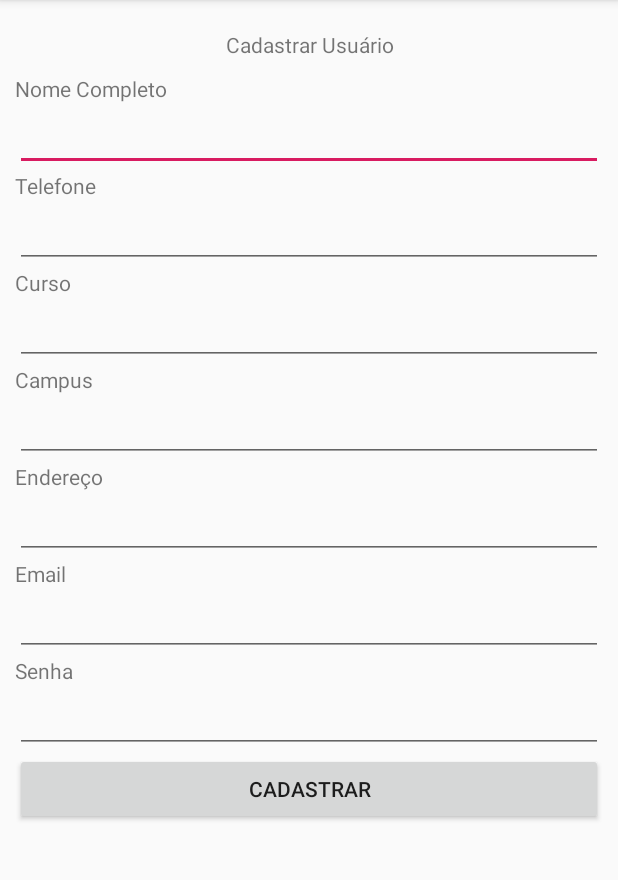
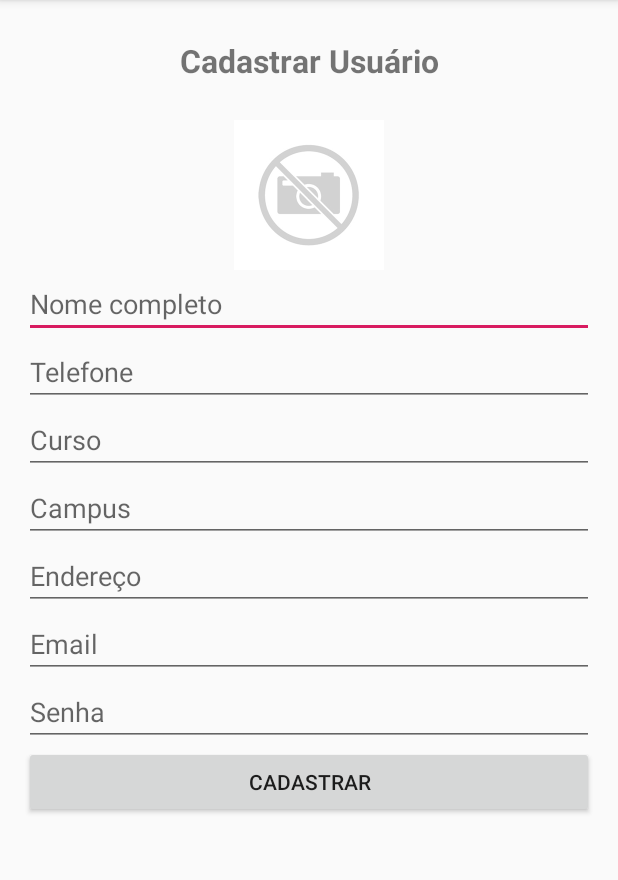
Before and after one commit to gabrielvbrandao/TeLevo, an Android app: the CadastrarNovoUsuarioActivity screen opened directly, with no data from a screen before it, on a phone screen of 412 x 824 dp, the part 84-964 px from its top. Run offline under Robolectric (Android 15) with nearby library versions, the phone set to English and light mode, and no system bars.

Commit message:
Implementado a transição de tela main + cadastro de novo usuario

```diff
--- a/app/src/main/AndroidManifest.xml
+++ b/app/src/main/AndroidManifest.xml
@@ -11,7 +11,9 @@
         android:supportsRtl="true"
         android:theme="@style/AppTheme"
         tools:ignore="GoogleAppIndexingWarning">
+
         <activity android:name=".CadastroUsuarioActivity"></activity>
+
         <activity android:name=".MainActivity">
             <intent-filter>
                 <action android:name="android.intent.action.MAIN" />
@@ -19,13 +21,25 @@
                 <category android:name="android.intent.category.LAUNCHER" />
             </intent-filter>
         </activity>
+
+        <activity android:name=".CadastrarNovoUsuarioActivity">
+            <meta-data
+                android:name="android.support.PARENT_ACTIVITY"
+                android:value=".MainActivity" />
+        </activity>
+
         <activity android:name=".CadastrardiasActivity" />
+
         <activity android:name=".UsuarioActivity" />
+
         <activity android:name=".CadastrardiasMotoristaActivity" />
+
         <activity android:name=".EncontrarMotoristaActivity" />
+
         <activity android:name=".MotoristaActivity" />
+
         <activity android:name=".CadastrarLocalActivity" />
-        <activity android:name=".CadastrarNovoUsuarioActivity" />
+
     </application>
 
 </manifest>
--- a/app/src/main/java/com/example/uberfacs/CadastrarNovoUsuarioActivity.kt
+++ b/app/src/main/java/com/example/uberfacs/CadastrarNovoUsuarioActivity.kt
@@ -2,11 +2,17 @@ package com.example.uberfacs
 
 import android.os.Bundle
 import androidx.appcompat.app.AppCompatActivity
+import kotlinx.android.synthetic.main.activity_cadastrar_novo_usuario.*
 
 class CadastrarNovoUsuarioActivity : AppCompatActivity(){
 
     override fun onCreate(savedInstanceState: Bundle?) {
         super.onCreate(savedInstanceState)
         setContentView(R.layout.activity_cadastrar_novo_usuario)
+
+        btn_cadastrar_carona.setOnClickListener{
+            //Pegando o valor digitado pelo usuario
+            val nome = txt_nome_carona
+        }
     }
 }
--- a/app/src/main/java/com/example/uberfacs/MainActivity.kt
+++ b/app/src/main/java/com/example/uberfacs/MainActivity.kt
@@ -5,6 +5,7 @@ import android.content.Intent
 import androidx.appcompat.app.AppCompatActivity
 import android.os.Bundle
 import android.widget.Button
+import kotlinx.android.synthetic.main.activity_main.*
 
 class MainActivity : AppCompatActivity() {
 
@@ -12,13 +13,8 @@ class MainActivity : AppCompatActivity() {
         super.onCreate(savedInstanceState)
         setContentView(R.layout.activity_main)
 
-        val contextoAtual: Context = this
-
-        val btnLoginNovoUsuario = findViewById<Button>(R.id.btn_novo_usuario)
-
-        btnLoginNovoUsuario.setOnClickListener {
-            val intent = Intent(contextoAtual
-                ,CadastrardiasMotoristaActivity::class.java)
+        btn_novo_usuario.setOnClickListener {
+            val intent = Intent(this, CadastrarNovoUsuarioActivity::class.java)
             startActivity(intent)
         }
     }
--- a/app/src/main/res/layout/activity_cadastrar_novo_usuario.xml
+++ b/app/src/main/res/layout/activity_cadastrar_novo_usuario.xml
@@ -3,99 +3,73 @@
     android:orientation="vertical"
     android:layout_width="match_parent"
     android:layout_height="match_parent"
-    android:padding="10dp">
+    android:padding="16dp">
 
     <TextView
         android:id="@+id/usuario"
         android:layout_width="match_parent"
         android:layout_height="wrap_content"
+        android:textStyle="bold"
+        android:textSize="21sp"
+        android:layout_marginBottom="15dp"
         android:text="Cadastrar Usuário"
         android:padding="10dp"
         android:gravity="center"/>
+    <ImageView
+        android:layout_width="100dp"
+        android:layout_height="100dp"
+        android:src="@drawable/no"
+        android:id="@+id/img_carona"
+        android:layout_gravity="center_horizontal" />
 
-    <TextView
-        android:id="@+id/nome"
+    <EditText
+        android:id="@+id/txt_nome_carona"
         android:layout_width="match_parent"
         android:layout_height="wrap_content"
-        android:text="Nome Completo" />
+        android:hint="Nome completo"/>
 
     <EditText
-        android:id="@+id/nomealuno"
-        android:layout_width="match_parent"
-        android:layout_height="wrap_content" />
-
-    <TextView
-        android:id="@+id/intelefone"
+        android:id="@+id/telefone_carona"
         android:layout_width="match_parent"
         android:layout_height="wrap_content"
-        android:text="Telefone" />
+        android:hint="Telefone"/>
 
     <EditText
-        android:id="@+id/telefone"
-        android:layout_width="match_parent"
-        android:layout_height="wrap_content" />
-
-    <TextView
-        android:id="@+id/incurso"
+        android:id="@+id/curso_carona"
         android:layout_width="match_parent"
         android:layout_height="wrap_content"
-        android:text="Curso" />
-
-    <EditText
-        android:id="@+id/textView8"
-        android:layout_width="match_parent"
-        android:layout_height="wrap_content" />
-
-    <TextView
-        android:id="@+id/textView17"
-        android:layout_width="match_parent"
-        android:layout_height="wrap_content"
-        android:text="Campus" />
+        android:hint="Curso"/>
 
     <EditText
         android:id="@+id/txtcampus"
         android:layout_width="match_parent"
-        android:layout_height="wrap_content" />
-
-    <TextView
-        android:id="@+id/textView11"
-        android:layout_width="match_parent"
         android:layout_height="wrap_content"
-        android:text="Endereço" />
+        android:hint="Campus"/>
 
     <EditText
         android:id="@+id/txtendereco"
         android:layout_width="match_parent"
-        android:layout_height="wrap_content" />
-
-    <TextView
-        android:id="@+id/textView15"
-        android:layout_width="match_parent"
         android:layout_height="wrap_content"
-        android:text="Email" />
+        android:hint="Endereço"/>
 
     <EditText
         android:id="@+id/editText3"
         android:layout_width="match_parent"
         android:layout_height="wrap_content"
         android:ems="10"
-        android:inputType="textEmailAddress" />
-
-    <TextView
-        android:id="@+id/textView13"
-        android:layout_width="match_parent"
-        android:layout_height="wrap_content"
-        android:text="Senha" />
+        android:inputType="textEmailAddress"
+        android:hint="Email"/>
 
     <EditText
         android:id="@+id/editText4"
         android:layout_width="match_parent"
         android:layout_height="wrap_content"
         android:ems="10"
-        android:inputType="textPassword" />
+        android:inputType="numberPassword"
+        android:hint="Senha"/>
 
     <Button
-        android:id="@+id/btncadastraraluno"
+        android:id="@+id/btn_cadastrar_carona"
         android:layout_width="match_parent"
         android:layout_height="wrap_content"
         android:text="Cadastrar" />
```
Also changed, not shown: app/src/main/res/drawable/no.png (added).
